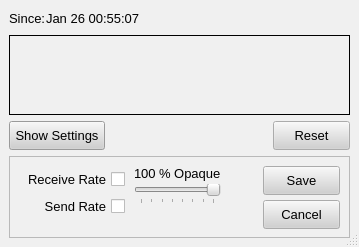
Above: src/gui/bwgraph/bwgraph.ui from a-ilin/vidalia before the change. Below: the same form after it.
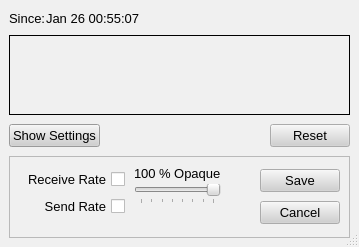
That is the form after the change. Icons and pictures are not drawn. Custom widgets are drawn as their Qt base class.

Commit message:
Updating the layout of the Settings frame.
svn:r239

What changed in the file:
```diff
--- a/src/gui/bwgraph/bwgraph.ui
+++ b/src/gui/bwgraph/bwgraph.ui
@@ -434,16 +434,24 @@
      </property>
      <item>
       <widget class="QPushButton" name="btnToggleSettings" >
+       <property name="sizePolicy" >
+        <sizepolicy>
+         <hsizetype>1</hsizetype>
+         <vsizetype>0</vsizetype>
+         <horstretch>0</horstretch>
+         <verstretch>0</verstretch>
+        </sizepolicy>
+       </property>
        <property name="minimumSize" >
         <size>
-         <width>96</width>
-         <height>29</height>
+         <width>16</width>
+         <height>16</height>
         </size>
        </property>
        <property name="maximumSize" >
         <size>
-         <width>96</width>
-         <height>29</height>
+         <width>16777215</width>
+         <height>16777215</height>
         </size>
        </property>
        <property name="font" >
@@ -481,24 +489,32 @@
        </property>
        <property name="sizeHint" >
         <size>
-         <width>211</width>
-         <height>20</height>
+         <width>151</width>
+         <height>29</height>
         </size>
        </property>
       </spacer>
      </item>
      <item>
       <widget class="QPushButton" name="btnReset" >
+       <property name="sizePolicy" >
+        <sizepolicy>
+         <hsizetype>1</hsizetype>
+         <vsizetype>0</vsizetype>
+         <horstretch>0</horstretch>
+         <verstretch>0</verstretch>
+        </sizepolicy>
+       </property>
        <property name="minimumSize" >
         <size>
-         <width>77</width>
-         <height>29</height>
+         <width>16</width>
+         <height>16</height>
         </size>
        </property>
        <property name="maximumSize" >
         <size>
-         <width>77</width>
-         <height>29</height>
+         <width>16777215</width>
+         <height>16777215</height>
         </size>
        </property>
        <property name="font" >
@@ -803,14 +819,14 @@
          <widget class="QPushButton" name="btnSaveSettings" >
           <property name="minimumSize" >
            <size>
-            <width>77</width>
-            <height>29</height>
+            <width>16</width>
+            <height>16</height>
            </size>
           </property>
           <property name="maximumSize" >
            <size>
-            <width>77</width>
-            <height>29</height>
+            <width>16777215</width>
+            <height>16777215</height>
            </size>
           </property>
           <property name="contextMenuPolicy" >
@@ -825,14 +841,14 @@
          <widget class="QPushButton" name="btnCancelSettings" >
           <property name="minimumSize" >
            <size>
-            <width>77</width>
-            <height>29</height>
+            <width>16</width>
+            <height>16</height>
            </size>
           </property>
           <property name="maximumSize" >
            <size>
-            <width>77</width>
-            <height>29</height>
+            <width>16777215</width>
+            <height>16777215</height>
            </size>
           </property>
           <property name="contextMenuPolicy" >
```
